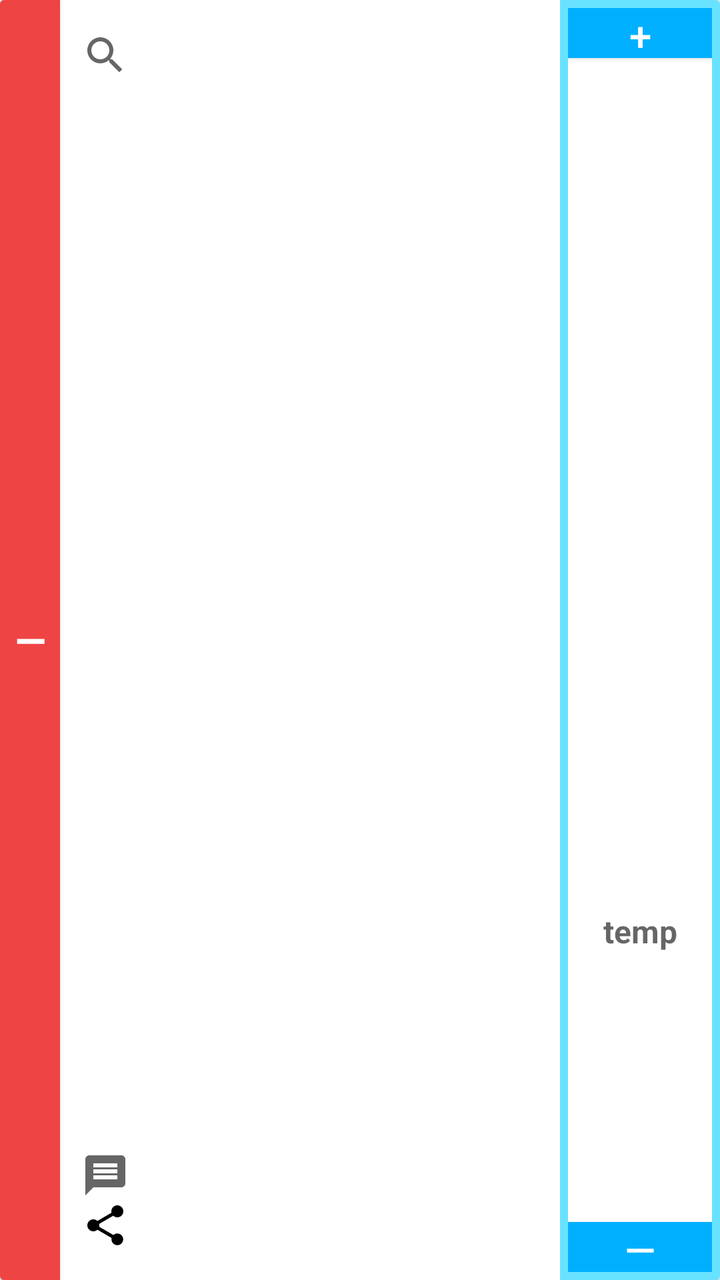
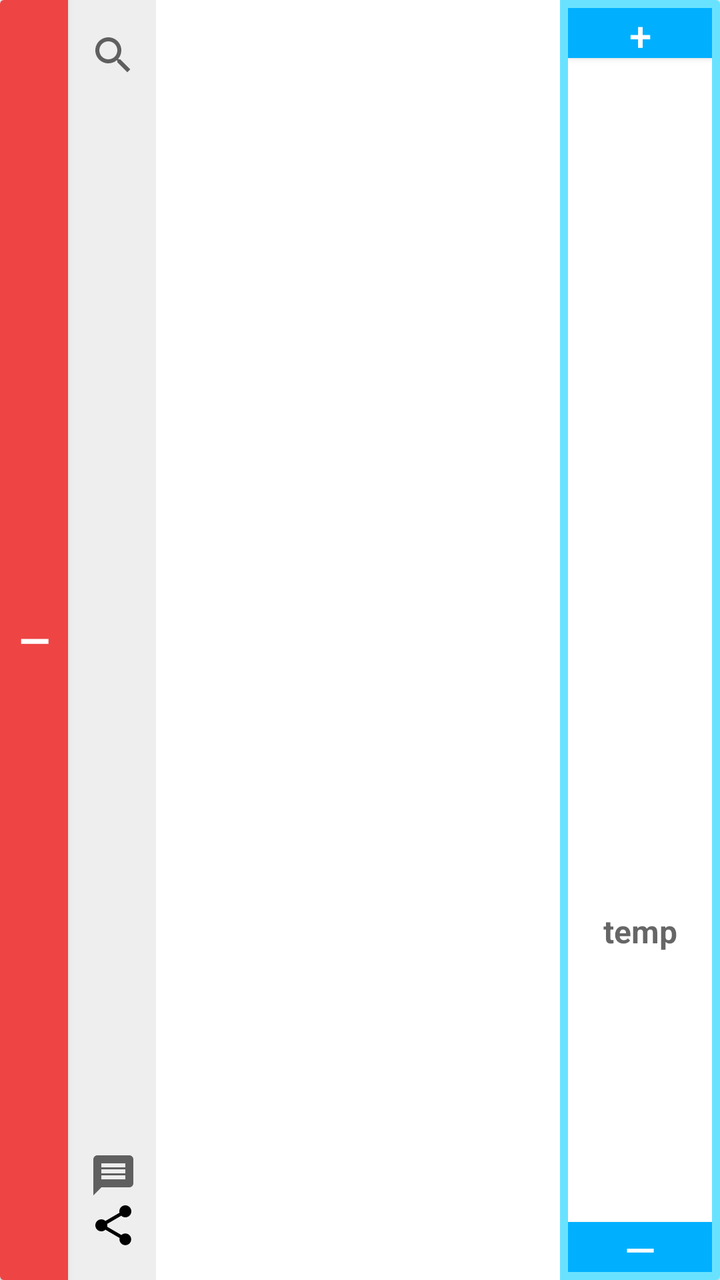

The first picture is an Android layout as it rendered before a commit; the second is the same layout after the commit. The layout source and the unified diff follow.
<!-- AndroidManifest.xml: application theme AppTheme -->
<!-- res/layout/item_donation.xml -->
<?xml version="1.0" encoding="utf-8"?>
<androidx.cardview.widget.CardView
    xmlns:android="http://schemas.android.com/apk/res/android"
    android:layout_width="match_parent"
    android:layout_height="150dp"
    android:layout_marginLeft="8dp"
    android:layout_marginRight="8dp"
    android:layout_marginTop="4dp"
    android:layout_marginBottom="4dp">

    <LinearLayout
        android:layout_width="match_parent"
        android:layout_height="match_parent"
        android:orientation="horizontal"
        android:baselineAligned="false">

        <Button
            android:id="@+id/collection_remove_button"
            android:layout_width="30dp"
            android:layout_height="match_parent"
            android:gravity="center"
            android:textSize="@dimen/text_size_paragraph_title"
            android:background="@color/colorAttention"
            android:textColor="#fff"
            android:textStyle="bold"
            android:text="@string/symbol_decrement_button"/>

        <FrameLayout
            android:layout_width="30dp"
            android:layout_height="match_parent"
            android:paddingTop="15dp"
            android:paddingBottom="15dp"
            android:layout_marginStart="10dp"
            android:orientation="vertical">

            <ImageButton
                android:id="@+id/inspect_button"
                android:layout_width="25dp"
                android:layout_height="25dp"
                android:layout_gravity="top"
                android:background="#fff"
                android:src="@drawable/baseline_search_24"
                android:contentDescription="@string/description_increment_percentage_text"/>

            <ImageButton
                android:id="@+id/message_button"
                android:layout_width="25dp"
                android:layout_height="25dp"
                android:layout_marginBottom="25dp"
                android:layout_gravity="bottom"
                android:background="#fff"
                android:src="@drawable/baseline_message_24"
                android:contentDescription="@string/description_decrement_percentage_text"/>

            <ImageButton
                android:id="@+id/share_button"
                android:layout_width="25dp"
                android:layout_height="25dp"
                android:layout_gravity="bottom"
                android:background="#fff"
                android:src="@drawable/ic_menu_share"
                android:contentDescription="@string/description_decrement_percentage_text"/>

        </FrameLayout>

        <include layout="@layout/text_charity"
            android:layout_width="0dp"
            android:layout_height="match_parent"
            android:layout_weight="1"
            android:layout_margin="10dp"/>

        <LinearLayout
            android:layout_width="80dp"
            android:layout_height="match_parent"
            android:padding="4dp"
            android:orientation="vertical"
            android:background="@color/colorPrimaryLight"
            android:gravity="end">

            <Button
                android:id="@+id/donation_increment_button"
                android:layout_width="match_parent"
                android:layout_height="25dp"
                android:layout_gravity="top"
                android:gravity="center"
                android:textSize="20sp"
                android:background="@color/colorPrimary"
                android:textColor="#fff"
                android:text="@string/symbol_increment_button"
                android:contentDescription="@string/description_increment_percentage_text"/>

            <TextView
                android:id="@+id/donation_amount_text"
                android:layout_width="match_parent"
                android:layout_height="0dp"
                android:layout_weight="1"
                android:layout_gravity="center"
                android:background="#fff"
                android:textSize="@dimen/text_size_paragraph"
                android:textStyle="bold"
                android:gravity="center"/>

            <EditText
                android:id="@+id/donation_percentage_text"
                android:layout_width="match_parent"
                android:layout_height="0dp"
                android:layout_weight="1"
                android:layout_gravity="center"
                android:background="#fff"
                android:textSize="@dimen/text_size_paragraph"
                android:textStyle="bold"
                android:gravity="center"
                android:inputType="numberDecimal"
                android:imeOptions="actionDone"
                android:hint="temp"
                android:importantForAutofill="no"/>

            <Button
                android:id="@+id/donation_decrement_button"
                android:layout_width="match_parent"
                android:layout_height="25dp"
                android:layout_gravity="bottom"
                android:gravity="center"
                android:textSize="20sp"
                android:background="@color/colorPrimary"
                android:textColor="#fff"
                android:text="@string/symbol_decrement_button"
                android:contentDescription="@string/description_decrement_percentage_text"/>

        </LinearLayout>

    </LinearLayout>

</androidx.cardview.widget.CardView>
<!-- res/layout/text_charity.xml (included above) -->
<?xml version="1.0" encoding="utf-8"?>
<LinearLayout xmlns:android="http://schemas.android.com/apk/res/android"
    android:layout_width="wrap_content"
    android:layout_height="match_parent"
    android:orientation="vertical"
    android:layout_gravity="start|center_vertical">

    <TextView
        android:id="@+id/charity_primary"
        android:layout_width="wrap_content"
        android:layout_height="0dp"
        android:layout_weight=".6"
        android:layout_margin="4dp"
        android:textSize="@dimen/text_size_paragraph_title"
        android:textAppearance="?attr/textAppearanceListItem" />

    <TextView
        android:id="@+id/charity_secondary"
        android:layout_width="wrap_content"
        android:layout_height="0dp"
        android:layout_weight=".2"
        android:layout_margin="4dp"
        android:textAppearance="?attr/textAppearanceListItem" />

    <TextView
        android:id="@+id/charity_tertiary"
        android:layout_width="wrap_content"
        android:layout_height="0dp"
        android:layout_weight=".2"
        android:layout_margin="4dp"
        android:textAppearance="?attr/textAppearanceListItem" />

</LinearLayout>
<!-- resources referenced by this layout -->
<resources>
  <color name="colorAttention">#EE4444</color>
  <color name="colorPrimary">#00B0FF</color>
  <color name="colorPrimaryLight">#69E2FF</color>
  <dimen name="text_size_paragraph">16sp</dimen>
  <dimen name="text_size_paragraph_title">20sp</dimen>
  <!-- drawable baseline_message_24 (drawable) -->
  <vector xmlns:android="http://schemas.android.com/apk/res/android"
          android:width="24dp"
          android:height="24dp"
          android:viewportWidth="24.0"
          android:viewportHeight="24.0"
          android:tint="?attr/colorControlNormal">
      <path
          android:fillColor="@android:color/white"
          android:pathData="M20,2L4,2c-1.1,0 -1.99,0.9 -1.99,2L2,22l4,-4h14c1.1,0 2,-0.9 2,-2L22,4c0,-1.1 -0.9,-2 -2,-2zM18,14L6,14v-2h12v2zM18,11L6,11L6,9h12v2zM18,8L6,8L6,6h12v2z"/>
  </vector>
  <!-- drawable baseline_search_24 (drawable) -->
  <vector xmlns:android="http://schemas.android.com/apk/res/android"
          android:width="24dp"
          android:height="24dp"
          android:viewportWidth="24.0"
          android:viewportHeight="24.0"
          android:tint="?attr/colorControlNormal">
      <path
          android:fillColor="@android:color/white"
          android:pathData="M15.5,14h-0.79l-0.28,-0.27C15.41,12.59 16,11.11 16,9.5 16,5.91 13.09,3 9.5,3S3,5.91 3,9.5 5.91,16 9.5,16c1.61,0 3.09,-0.59 4.23,-1.57l0.27,0.28v0.79l5,4.99L20.49,19l-4.99,-5zM9.5,14C7.01,14 5,11.99 5,9.5S7.01,5 9.5,5 14,7.01 14,9.5 11.99,14 9.5,14z"/>
  </vector>
  <!-- drawable ic_menu_share (drawable-v21) -->
  <vector xmlns:android="http://schemas.android.com/apk/res/android"
      android:width="24dp"
      android:height="24dp"
      android:viewportHeight="24.0"
      android:viewportWidth="24.0">
      <path
          android:fillColor="#FF000000"
          android:pathData="M18,16.08c-0.76,0 -1.44,0.3 -1.96,0.77L8.91,12.7c0.05,-0.23 0.09,-0.46 0.09,-0.7s-0.04,-0.47 -0.09,-0.7l7.05,-4.11c0.54,0.5 1.25,0.81 2.04,0.81 1.66,0 3,-1.34 3,-3s-1.34,-3 -3,-3 -3,1.34 -3,3c0,0.24 0.04,0.47 0.09,0.7L8.04,9.81C7.5,9.31 6.79,9 6,9c-1.66,0 -3,1.34 -3,3s1.34,3 3,3c0.79,0 1.5,-0.31 2.04,-0.81l7.12,4.16c-0.05,0.21 -0.08,0.43 -0.08,0.65 0,1.61 1.31,2.92 2.92,2.92 1.61,0 2.92,-1.31 2.92,-2.92s-1.31,-2.92 -2.92,-2.92z" />
  </vector>
  <string name="description_decrement_percentage_text">Press this button to decrease the percentage of your total donation amount to be allocated to this charity on each converted smile or stride</string>
  <string name="description_increment_percentage_text">Press this button to increase the percentage of your total donation amount to be allocated to this charity on each converted smile or stride</string>
  <string name="symbol_decrement_button">—</string>
  <string name="symbol_increment_button">+</string>
  <style name="AppTheme" parent="Theme.AppCompat.Light.DarkActionBar">
          <item name="colorPrimary">@color/colorPrimary</item>
          <item name="colorPrimaryDark">@color/colorPrimaryDark</item>
          <item name="colorAccent">@color/colorAccent</item>
          <item name="popupMenuStyle">@style/AppTheme.PopupOverlay</item>
      </style>
  <color name="colorPrimaryDark">#0081CB</color>
  <color name="colorAccent">#FBC02D</color>
  <style name="AppTheme.PopupOverlay" parent="@android:style/Widget.PopupMenu">
          <item name="android:background">@color/colorPrimary</item>
      </style>
</resources>

<!-- the commit's change to res/layout/item_donation.xml (unified diff, before → after) -->
@@ -16,7 +16,7 @@
 
         <Button
             android:id="@+id/collection_remove_button"
-            android:layout_width="30dp"
+            android:layout_width="34dp"
             android:layout_height="match_parent"
             android:gravity="center"
             android:textSize="@dimen/text_size_paragraph_title"
@@ -26,11 +26,12 @@
             android:text="@string/symbol_decrement_button"/>
 
         <FrameLayout
-            android:layout_width="30dp"
+            android:layout_width="44dp"
             android:layout_height="match_parent"
             android:paddingTop="15dp"
             android:paddingBottom="15dp"
-            android:layout_marginStart="10dp"
+            android:paddingStart="10dp"
+            android:background="@color/colorChalk"
             android:orientation="vertical">
 
             <ImageButton
@@ -38,7 +39,7 @@
                 android:layout_width="25dp"
                 android:layout_height="25dp"
                 android:layout_gravity="top"
-                android:background="#fff"
+                android:background="@color/colorChalk"
                 android:src="@drawable/baseline_search_24"
                 android:contentDescription="@string/description_increment_percentage_text"/>
 
@@ -48,7 +49,7 @@
                 android:layout_height="25dp"
                 android:layout_marginBottom="25dp"
                 android:layout_gravity="bottom"
-                android:background="#fff"
+                android:background="@color/colorChalk"
                 android:src="@drawable/baseline_message_24"
                 android:contentDescription="@string/description_decrement_percentage_text"/>
 
@@ -57,7 +58,7 @@
                 android:layout_width="25dp"
                 android:layout_height="25dp"
                 android:layout_gravity="bottom"
-                android:background="#fff"
+                android:background="@color/colorChalk"
                 android:src="@drawable/ic_menu_share"
                 android:contentDescription="@string/description_decrement_percentage_text"/>
 
<!-- resource entries referenced after the edit -->
@@ -1,6 +1,7 @@
 <!-- resources referenced by this layout -->
 <resources>
   <color name="colorAttention">#EE4444</color>
+  <color name="colorChalk">#EEE</color>
   <color name="colorPrimary">#00B0FF</color>
   <color name="colorPrimaryLight">#69E2FF</color>
   <dimen name="text_size_paragraph">16sp</dimen>
